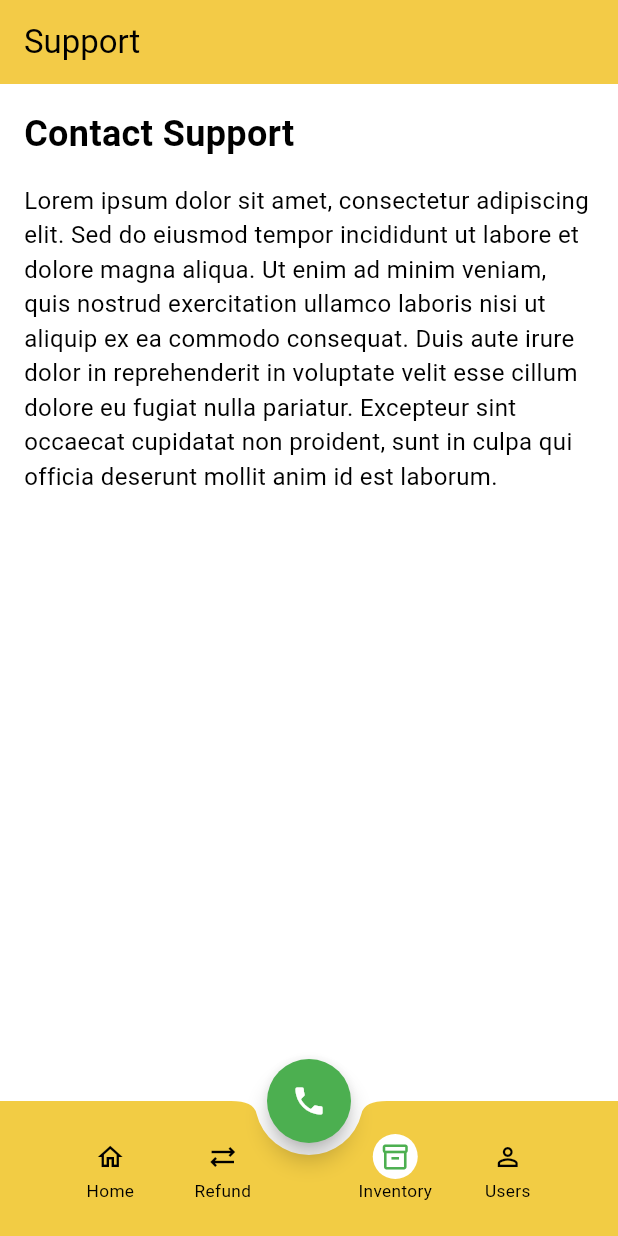
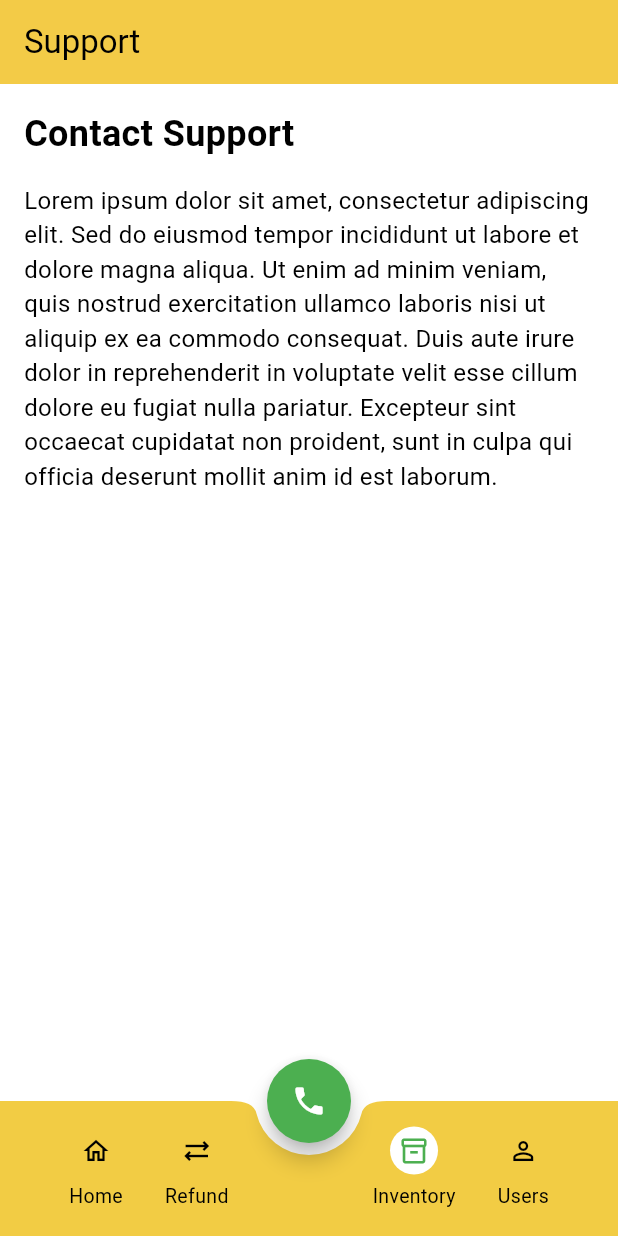
Before and after one commit to jay3000bc/apk_uploader, a Flutter app: the ContactSupportPage screen opened directly, on a phone screen of 412 x 824 dp. Run offline on Flutter 3.47's test engine with Material 3 defaults, Android fonts, the phone set to English and light mode, and no system bars; our stand-ins replace avatar_glow, file_picker, flutter_easyloading, flutter_tts, image_picker, internet_connection_checker_plus and 5 more; missing offline and left inert: autocomplete_textfield, flat_buffers, fuzzywuzzy, objectbox_flutter_libs, string_similarity; accounts and stored records are empty; network calls fail.

Commit message:
new apk with bug fixes

```diff
--- a/source_code/speech_to_text_search/lib/components/navigation_bar.dart
+++ b/source_code/speech_to_text_search/lib/components/navigation_bar.dart
@@ -17,16 +17,17 @@ class CustomNavigationBar extends StatelessWidget {
   @override
   Widget build(BuildContext context) {
     return BottomAppBar(
-      height: 90,
+      height: 90, // Reduced the height to fit contents better
       shape: const CircularNotchedRectangle(),
       notchMargin: 8.0,
       color: const Color(0xFFF2CC44),
       child: Padding(
-        padding: const EdgeInsets.symmetric(horizontal: 20, vertical: 10),
+        padding: const EdgeInsets.symmetric(
+            horizontal: 16, vertical: 5), // Reduced padding
         child: Row(
           mainAxisAlignment: MainAxisAlignment.spaceAround,
           children: [
-            Expanded(
+            Flexible(
               child: _buildNavItem(
                 label: 'Home',
                 context: context,
@@ -43,7 +44,7 @@ class CustomNavigationBar extends StatelessWidget {
                 isSelected: selectedIndex == 0,
               ),
             ),
-            Expanded(
+            Flexible(
               child: _buildNavItem(
                 label: "Refund",
                 context: context,
@@ -61,7 +62,7 @@ class CustomNavigationBar extends StatelessWidget {
               ),
             ),
             const SizedBox(width: 40), // Space for FAB
-            Expanded(
+            Flexible(
               child: _buildNavItem(
                 label: 'Inventory',
                 context: context,
@@ -78,7 +79,7 @@ class CustomNavigationBar extends StatelessWidget {
                 isSelected: selectedIndex == 2,
               ),
             ),
-            Expanded(
+            Flexible(
               child: _buildNavItem(
                 label: 'Users',
                 context: context,
@@ -109,28 +110,33 @@ class CustomNavigationBar extends StatelessWidget {
     required bool isSelected,
     required String label,
   }) {
-    return Column(
-      children: [
-        InkWell(
-          onTap: onTap,
-          child: Container(
-            padding: const EdgeInsets.all(5.0),
+    return InkWell(
+      onTap: onTap,
+      child: Column(
+        mainAxisAlignment: MainAxisAlignment.center, // Centers the content
+        children: [
+          Container(
+            padding: const EdgeInsets.all(6.0), // Slightly reduced padding
             decoration: BoxDecoration(
               color: isSelected ? Colors.white : Colors.transparent,
               shape: BoxShape.circle,
             ),
             child: Icon(
-              size: 20,
+              size: 20, // Reduced icon size slightly
               icon,
               color: isSelected
                   ? Colors.green
                   : Colors.black, // Adjust based on selection
             ),
           ),
-        ),
-        Text(label,
-            style: const TextStyle(color: Colors.black, fontSize: 11.5)),
-      ],
+          const SizedBox(height: 5), // Adds space between the icon and text
+          Text(
+            label,
+            style: const TextStyle(
+                color: Colors.black, fontSize: 13), // Reduced font size
+          ),
+        ],
+      ),
     );
   }
 }
--- a/source_code/speech_to_text_search/lib/pages/view_inventory.dart
+++ b/source_code/speech_to_text_search/lib/pages/view_inventory.dart
@@ -3,6 +3,7 @@ import 'package:speech_to_text_search/Service/internet_checker.dart';
 import 'package:speech_to_text_search/Service/local_database.dart';
 import 'package:speech_to_text_search/components/navigation_bar.dart';
 import 'package:speech_to_text_search/pages/add_product.dart';
+import 'package:speech_to_text_search/pages/drawer.dart';
 import 'package:speech_to_text_search/pages/edit_product.dart';
 
 class ProductListPage extends StatefulWidget {
@@ -84,6 +85,7 @@ class _ProductListPageState extends State<ProductListPage> {
   @override
   Widget build(BuildContext context) {
     return Scaffold(
+      drawer: Sidebar(),
       floatingActionButtonLocation: FloatingActionButtonLocation.centerDocked,
       floatingActionButton: FloatingActionButton(
         onPressed: () {
--- a/source_code/speech_to_text_search/lib/pages/view_sub_user.dart
+++ b/source_code/speech_to_text_search/lib/pages/view_sub_user.dart
@@ -31,7 +31,7 @@ class SubUser {
 }
 
 class SubUserService {
-  static const String apiUrl = '$baseUrl/all-sub-users';
+  static const String apiUrl = '$baseUrl/all-sub-users-without-pagination';
 
   static Future<List<SubUser>> fetchSubUsers(int page, int pageSize) async {
     print('Page: $page, PageSize: $pageSize');
@@ -56,7 +56,7 @@ class SubUserService {
       }
       return subUsersData.map((json) => SubUser.fromJson(json)).toList();
     } else {
-      throw Exception('Failed to load sub users');
+      throw Exception(response.body);
     }
   }
 }
```
Also changed, not shown: source_code/speech_to_text_search/lib/Service/local_database.dart (+33 -35 lines), source_code/speech_to_text_search/lib/pages/search_app.dart (+123 -86 lines), source_code/speech_to_text_search/lib/pages/sub_user_signup.dart (+79 -73 lines), 1 other file.
